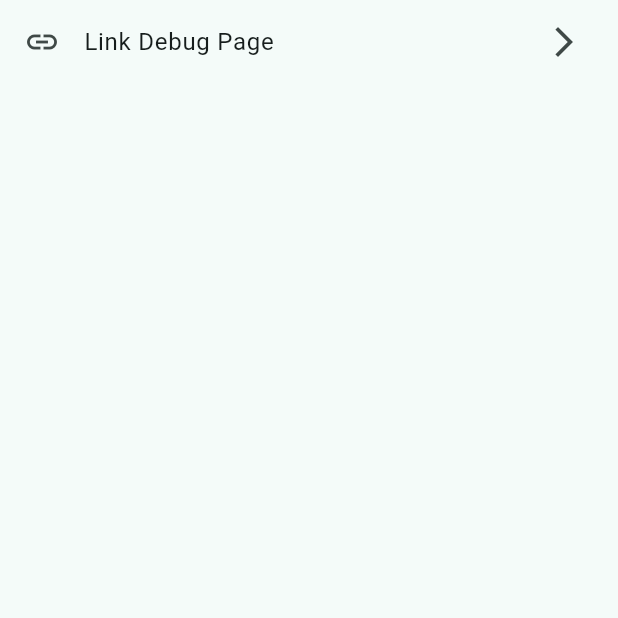
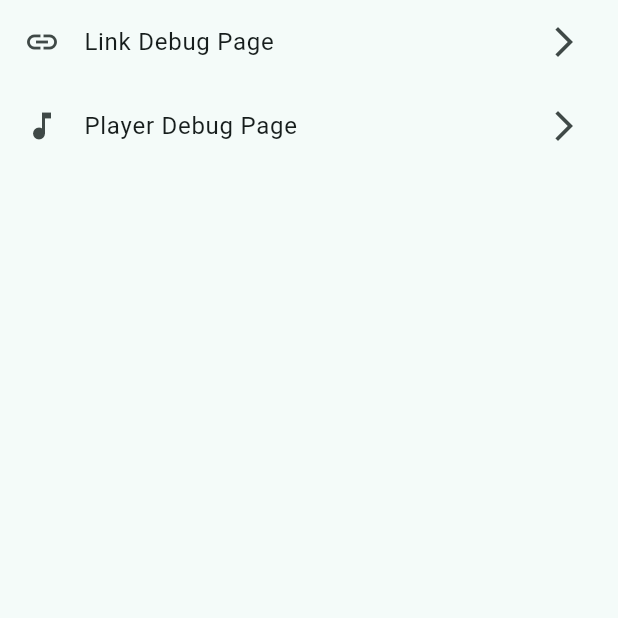
Before and after one commit to fansa92/Kanada, a Flutter app: the MorePage screen opened by its route, after a tap on "Debug", on a phone screen of 412 x 824 dp, the top half of it. Run offline on Flutter 3.47's test engine with Material 3 defaults, Android fonts, the light colour scheme and no system bars; drawn by our look-alikes of dynamic_color; our stand-ins replace audio_service, just_audio, just_audio_background, permission_handler.

Commit message:
[add] 实现通知栏媒体控制

```diff
--- a/lib/global.dart
+++ b/lib/global.dart
@@ -1,8 +1,10 @@
 import 'package:flutter/material.dart';
+import 'package:just_audio/just_audio.dart';
 import 'package:kanada/pages/app.dart';
 import 'package:kanada/pages/more.dart';
 import 'package:kanada/pages/more/debug.dart';
 import 'package:kanada/pages/more/debug/link.dart';
+import 'package:kanada/pages/more/debug/player.dart';
 
 class Global{
   static Map<String, WidgetBuilder> routes = {
@@ -10,5 +12,7 @@ class Global{
     '/more': (context) => const MorePage(),
     '/more/debug': (context) => const DebugPage(),
     '/more/debug/link': (context) => const LinkDebug(),
+    '/more/debug/player': (context) => const PlayerDebug(),
   };
+  static late AudioPlayer player;
 }
--- a/lib/pages/more/debug.dart
+++ b/lib/pages/more/debug.dart
@@ -12,7 +12,8 @@ class _DebugPageState extends State<DebugPage>{
   Widget build(BuildContext context) {
     return Scaffold(
       body: LinkList(links: [
-        [Icons.link, 'Link Debug Page', '/more/debug/link']
+        [Icons.link, 'Link Debug Page', '/more/debug/link'],
+        [Icons.music_note, 'Player Debug Page', '/more/debug/player'],
       ]),
     );
   }
--- /dev/null
+++ b/lib/player.dart
@@ -0,0 +1,21 @@
+import 'package:audio_service/audio_service.dart';
+import 'package:just_audio/just_audio.dart';
+
+class MyAudioHandler extends BaseAudioHandler
+    with QueueHandler, // mix in default queue callback implementations
+        SeekHandler { // mix in default seek callback implementations
+
+  final _player = AudioPlayer(); // e.g. just_audio
+
+  // The most common callbacks:
+  @override
+  Future<void> play() => _player.play();
+  @override
+  Future<void> pause() => _player.pause();
+  @override
+  Future<void> stop() => _player.stop();
+  @override
+  Future<void> seek(Duration position) => _player.seek(position);
+  @override
+  Future<void> skipToQueueItem(int index) => _player.seek(Duration.zero, index: index);
+}
--- a/lib/widgets/link.dart
+++ b/lib/widgets/link.dart
@@ -9,6 +9,10 @@ class CustomRoute<T> extends PageRoute<T> {
   final List<double> size;
   final Duration duration;
   final Curve curve;
+  final double elevation;
+  final Color shadowColor;
+  final BorderRadius borderRadius; // 新增圆角参数
+  final Clip clipBehavior; // 新增裁剪行为参数
 
   CustomRoute({
     required this.builder,
@@ -16,6 +20,10 @@ class CustomRoute<T> extends PageRoute<T> {
     required this.size,
     this.duration = const Duration(milliseconds: 300),
     this.curve = Curves.easeInOut,
+    this.elevation = 8.0,
+    this.shadowColor = Colors.black,
+    this.borderRadius = BorderRadius.zero, // 默认无圆角
+    this.clipBehavior = Clip.antiAlias, // 默认抗锯齿裁剪
   });
 
   @override
@@ -34,14 +42,21 @@ class CustomRoute<T> extends PageRoute<T> {
   bool get opaque => false;
 
   @override
-  Widget buildPage(BuildContext context, Animation<double> animation,
-      Animation<double> secondaryAnimation) {
+  Widget buildPage(
+    BuildContext context,
+    Animation<double> animation,
+    Animation<double> secondaryAnimation,
+  ) {
     return builder(context);
   }
 
   @override
-  Widget buildTransitions(BuildContext context, Animation<double> animation,
-      Animation<double> secondaryAnimation, Widget child) {
+  Widget buildTransitions(
+    BuildContext context,
+    Animation<double> animation,
+    Animation<double> secondaryAnimation,
+    Widget child,
+  ) {
     final screenSize = MediaQuery.of(context).size;
 
     final beginRect = Rect.fromLTWH(
@@ -54,22 +69,43 @@ class CustomRoute<T> extends PageRoute<T> {
     final endRect = Rect.fromLTWH(0, 0, screenSize.width, screenSize.height);
 
     final rectTween = RectTween(begin: beginRect, end: endRect);
-    final curvedAnimation = CurvedAnimation(
-      parent: animation,
-      curve: curve,
+    final curvedAnimation = CurvedAnimation(parent: animation, curve: curve);
+
+    // 添加圆角动画
+    final borderRadiusTween = BorderRadiusTween(
+      begin: borderRadius, // 使用传入的初始圆角
+      end: BorderRadius.zero, // 动画结束时变为0
     );
+
     final rectAnimation = curvedAnimation.drive(rectTween);
+    final borderRadiusAnimation = curvedAnimation.drive(borderRadiusTween);
     final opacityTween = Tween<double>(begin: 0.0, end: 5.0);
     final opacityAnimation = curvedAnimation.drive(opacityTween);
 
     return AnimatedBuilder(
-      animation: Listenable.merge([rectAnimation, opacityAnimation]),
+      animation: Listenable.merge([
+        rectAnimation,
+        opacityAnimation,
+        borderRadiusAnimation, // 添加圆角动画监听
+      ]),
       builder: (context, child) {
         return Opacity(
           opacity: min(opacityAnimation.value, 1.0),
           child: CustomSingleChildLayout(
             delegate: _LayoutDelegate(rectAnimation.value!),
-            child: child,
+            child: PhysicalModel(
+              color: Colors.transparent,
+              elevation: elevation,
+              shadowColor: shadowColor,
+              borderRadius: borderRadiusAnimation.value!,
+              // 使用动画值
+              clipBehavior: clipBehavior,
+              child: ClipRRect(
+                borderRadius: borderRadiusAnimation.value!, // 使用动画值
+                clipBehavior: clipBehavior,
+                child: child,
+              ),
+            ),
           ),
         );
       },
@@ -85,12 +121,12 @@ class _LayoutDelegate extends SingleChildLayoutDelegate {
 
   @override
   BoxConstraints getConstraintsForChild(BoxConstraints constraints) {
-    return BoxConstraints.tight(Size(rect.width, rect.height));
+    return BoxConstraints.tight(rect.size);
   }
 
   @override
   Offset getPositionForChild(Size size, Size childSize) {
-    return Offset(rect.left, rect.top);
+    return rect.topLeft;
   }
 
   @override
@@ -99,31 +135,58 @@ class _LayoutDelegate extends SingleChildLayoutDelegate {
   }
 }
 
-class Link extends StatefulWidget{
+class Link extends StatefulWidget {
   final Widget child;
   final String route;
-  const Link({super.key, required this.child, required this.route});
+  final Duration? duration;
+  final Curve? curve;
+  final double? elevation;
+  final Color? shadowColor;
+  final BorderRadius? borderRadius; // 新增圆角参数
+  final Clip? clipBehavior; // 新增裁剪行为参数
+
+  const Link({
+    super.key,
+    required this.child,
+    required this.route,
+    this.duration,
+    this.curve,
+    this.elevation,
+    this.shadowColor,
+    this.borderRadius,
+    this.clipBehavior,
+  });
+
   @override
   State<Link> createState() => _LinkState();
 }
-class _LinkState extends State<Link>{
+
+class _LinkState extends State<Link> {
   final GlobalKey widgetKey = GlobalKey();
 
   @override
   Widget build(BuildContext context) {
     return GestureDetector(
       key: widgetKey,
-      onTap: (){
-        final RenderBox renderBox =
-        context.findRenderObject() as RenderBox;
+      onTap: () {
+        final RenderBox renderBox = context.findRenderObject() as RenderBox;
         final Offset offset = renderBox.localToGlobal(Offset.zero);
         final Size size = renderBox.size;
         Navigator.push(
           context,
           CustomRoute(
-            position: [offset.dx, offset.dy],  // 起始位置 (left, top)
-            size: [size.width, size.height],       // 起始尺寸 (width, height)
+            position: [offset.dx, offset.dy],
+            // 起始位置 (left, top)
+            size: [size.width, size.height],
+            // 起始尺寸 (width, height)
             builder: (context) => Global.routes[widget.route]!(context),
+            duration: widget.duration ?? const Duration(milliseconds: 300),
+            curve: widget.curve ?? Curves.easeInOut,
+            elevation: widget.elevation ?? 8.0,
+            shadowColor: widget.shadowColor ?? Colors.black,
+            borderRadius: widget.borderRadius ?? BorderRadius.zero,
+            // 使用传入的圆角
+            clipBehavior: widget.clipBehavior ?? Clip.antiAlias, // 使用传入的裁剪行为
           ),
         );
       },
--- a/pubspec.yaml
+++ b/pubspec.yaml
@@ -13,6 +13,8 @@ dependencies:
   dynamic_color: ^1.7.0
   audio_service: ^0.18.18
   just_audio: ^0.9.46
+  just_audio_background: ^0.0.1-beta.16
+  permission_handler: ^12.0.0+1
 
 dev_dependencies:
   flutter_test:
```
Also changed, not shown: lib/main.dart (+46 -13 lines), lib/pages/more/debug/player.dart (added, +142 -0 lines), pubspec.lock, 3 other files.
